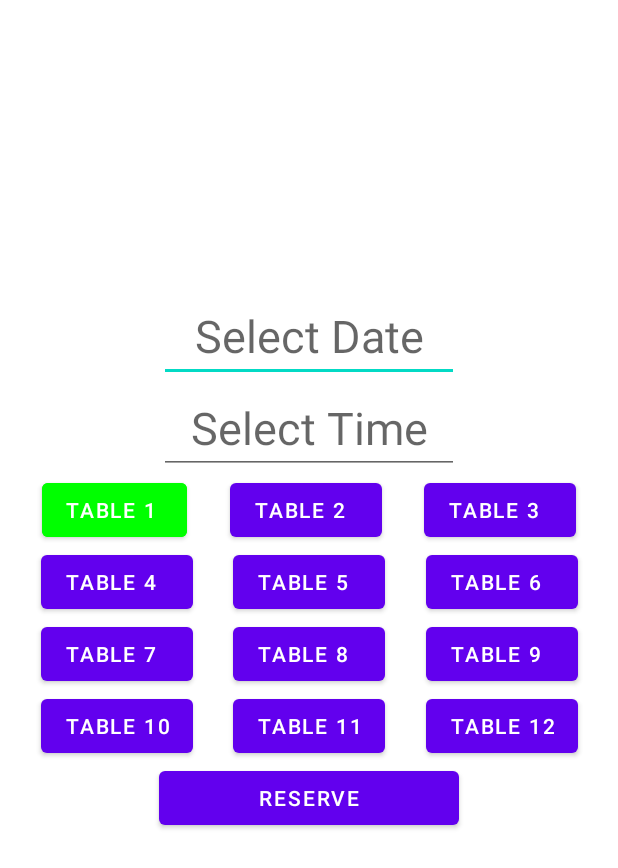
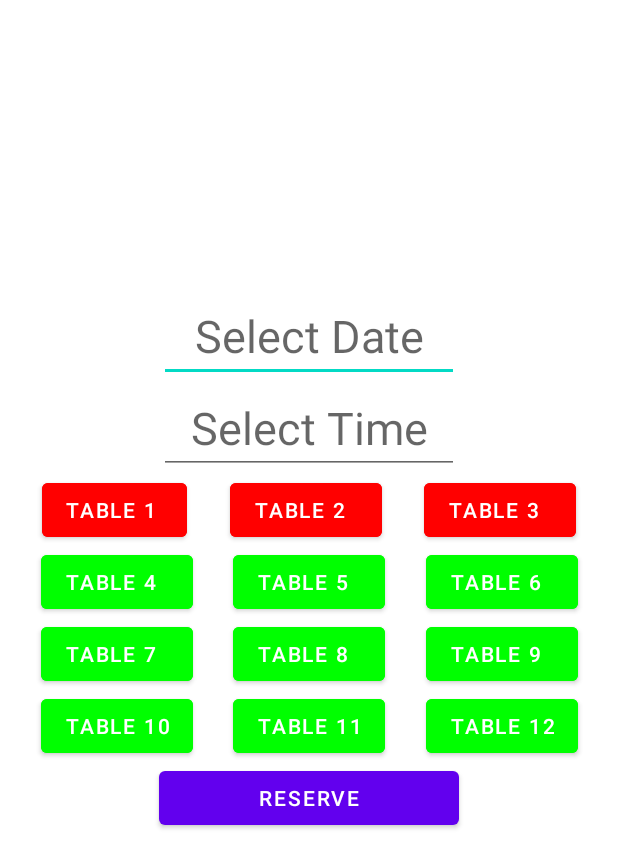
Before and after one commit to elielll/PelikahvilaApp, an Android app: the Appointment screen opened directly, with no data from a screen before it, after a tap on "TABLE 2", on a phone screen of 412 x 824 dp. Shown: the top 868 px of the screen. Run offline under Robolectric (Android 15) with nearby library versions, the phone set to English and light mode, and no system bars; our stand-ins replace Firebase (no records; nobody signed in at launch, a user with empty details on screens opened directly); 2 other taps on this screen came first.

Commit message:
Pari juttua

```diff
--- a/app/src/main/java/reservation/system/Appointment.java
+++ b/app/src/main/java/reservation/system/Appointment.java
@@ -8,14 +8,18 @@ import android.widget.Button;
 import android.widget.DatePicker;
 import android.widget.EditText;
 import android.widget.TimePicker;
+import android.widget.Toast;
 
 
 import androidx.appcompat.app.AppCompatActivity;
 
+import com.google.firebase.auth.FirebaseAuth;
+import com.google.firebase.database.FirebaseDatabase;
+
 import java.util.Calendar;
 
 public class Appointment extends AppCompatActivity implements View.OnClickListener{
-        private Button btn1,btn2;
+        private Button btn1,btn2,btn3;
         EditText etDate;
         EditText etTime;
 
@@ -30,6 +34,9 @@ public class Appointment extends AppCompatActivity implements View.OnClickListen
 
             btn2 = (Button) findViewById(R.id.button27);
             btn2.setOnClickListener(this);
+
+            btn3 = (Button) findViewById(R.id.button28);
+            btn3.setOnClickListener(this);
 
             etDate = findViewById(R.id.et_date);
             etTime = findViewById(R.id.et_time);
@@ -76,14 +83,51 @@ public class Appointment extends AppCompatActivity implements View.OnClickListen
         }
 
         @Override
-    public void onClick(View v) {
+        public void onClick(View v) {
 
-        if(btn1.isSelected()) {
+            switch (v.getId()){
+                case R.id.button26:
+                    if(btn1.isSelected()) {
 
-            btn1.setSelected(false);
+                        btn1.setSelected(false);
+                    }
+                    else{
+                        btn1.setSelected(true);
+                    }
+                    break;
+
+                case R.id.button27:
+                    if(btn2.isSelected()) {
+
+                        btn2.setSelected(false);
+                    }
+                    else{
+                        btn2.setSelected(true);
+                    }
+                    break;
+
+                case R.id.button28:
+                    if(btn3.isSelected()) {
+
+                        btn3.setSelected(false);
+                    }
+                    else{
+                        btn3.setSelected(true);
+                    }
+                    break;
+
+            }
         }
-        else{
-            btn1.setSelected(true);
+    public void Reserve(View view){
+        if(btn1.isSelected())
+        {
+            FirebaseDatabase.getInstance().getReference("Tables").child(FirebaseAuth.getInstance()
+                    .getCurrentUser().getUid()).setValue(btn1.getText());
+            Toast.makeText(Appointment.this, "Table 1 Reserved!", Toast.LENGTH_LONG).show();
+        }
+        else
+        {
+            Toast.makeText(Appointment.this, "Select a table", Toast.LENGTH_LONG).show();
         }
     }
 }
--- a/app/src/main/res/layout/activity_appointment.xml
+++ b/app/src/main/res/layout/activity_appointment.xml
@@ -45,6 +45,7 @@
         android:id="@+id/button30"
         android:layout_width="wrap_content"
         android:layout_height="wrap_content"
+        android:backgroundTint="@color/button_background_color"
         android:text="Table 5  "
         app:layout_constraintBottom_toTopOf="@+id/button33"
         app:layout_constraintEnd_toStartOf="@+id/button31"
@@ -57,6 +58,7 @@
         android:layout_width="wrap_content"
         android:layout_height="wrap_content"
         android:text="Table 6  "
+        android:backgroundTint="@color/button_background_color"
         app:layout_constraintBottom_toTopOf="@+id/button34"
         app:layout_constraintEnd_toEndOf="parent"
         app:layout_constraintHorizontal_bias="0.5"
@@ -68,6 +70,7 @@
         android:layout_width="wrap_content"
         android:layout_height="wrap_content"
         android:text="Table 3  "
+        android:backgroundTint="@color/button_background_color"
         app:layout_constraintBottom_toTopOf="@+id/button31"
         app:layout_constraintEnd_toEndOf="parent"
         app:layout_constraintHorizontal_bias="0.5"
@@ -80,6 +83,7 @@
         android:layout_width="wrap_content"
         android:layout_height="wrap_content"
         android:text="Table 12"
+        android:backgroundTint="@color/button_background_color"
         app:layout_constraintBottom_toBottomOf="parent"
         app:layout_constraintEnd_toEndOf="parent"
         app:layout_constraintHorizontal_bias="0.5"
@@ -91,6 +95,7 @@
         android:layout_width="wrap_content"
         android:layout_height="wrap_content"
         android:text="Table 2  "
+        android:backgroundTint="@color/button_background_color"
         app:layout_constraintBottom_toTopOf="@+id/button30"
         app:layout_constraintEnd_toStartOf="@+id/button28"
         app:layout_constraintHorizontal_bias="0.5"
@@ -103,6 +108,7 @@
         android:layout_width="wrap_content"
         android:layout_height="wrap_content"
         android:text="Table 8  "
+        android:backgroundTint="@color/button_background_color"
         app:layout_constraintBottom_toTopOf="@+id/button36"
         app:layout_constraintEnd_toStartOf="@+id/button34"
         app:layout_constraintHorizontal_bias="0.5"
@@ -114,6 +120,7 @@
         android:layout_width="wrap_content"
         android:layout_height="wrap_content"
         android:text="Table 9  "
+        android:backgroundTint="@color/button_background_color"
         app:layout_constraintBottom_toTopOf="@+id/button37"
         app:layout_constraintEnd_toEndOf="parent"
         app:layout_constraintHorizontal_bias="0.5"
@@ -125,6 +132,7 @@
         android:layout_width="wrap_content"
         android:layout_height="wrap_content"
         android:text="Table 10"
+        android:backgroundTint="@color/button_background_color"
         app:layout_constraintBottom_toBottomOf="parent"
         app:layout_constraintEnd_toStartOf="@+id/button36"
         app:layout_constraintHorizontal_bias="0.5"
@@ -136,6 +144,7 @@
         android:layout_width="wrap_content"
         android:layout_height="wrap_content"
         android:text="Table 7  "
+        android:backgroundTint="@color/button_background_color"
         app:layout_constraintBottom_toTopOf="@+id/button35"
         app:layout_constraintEnd_toStartOf="@+id/button33"
         app:layout_constraintHorizontal_bias="0.5"
@@ -147,6 +156,7 @@
         android:layout_width="wrap_content"
         android:layout_height="wrap_content"
         android:text="Table 11"
+        android:backgroundTint="@color/button_background_color"
         app:layout_constraintBottom_toBottomOf="parent"
         app:layout_constraintEnd_toStartOf="@+id/button37"
         app:layout_constraintHorizontal_bias="0.5"
@@ -158,6 +168,7 @@
         android:layout_width="wrap_content"
         android:layout_height="wrap_content"
         android:text="Table 4  "
+        android:backgroundTint="@color/button_background_color"
         app:layout_constraintBottom_toTopOf="@+id/button32"
         app:layout_constraintEnd_toStartOf="@+id/button30"
         app:layout_constraintHorizontal_bias="0.5"
@@ -169,6 +180,7 @@
         android:layout_width="200dp"
         android:layout_height="wrap_content"
         android:text="Reserve"
+        android:onClick="Reserve"
         app:layout_constraintLeft_toLeftOf="parent"
         app:layout_constraintRight_toRightOf="parent"
         app:layout_constraintTop_toBottomOf="@id/button36"
```
